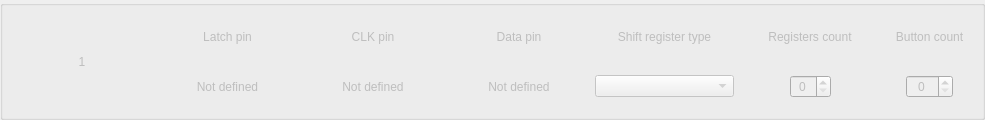
Before: the Qt Designer form src/widgets/shift-reg/shiftregisters.ui in anpeaco/FreeJoyXConfiguratorQt, drawn with Qt 5.
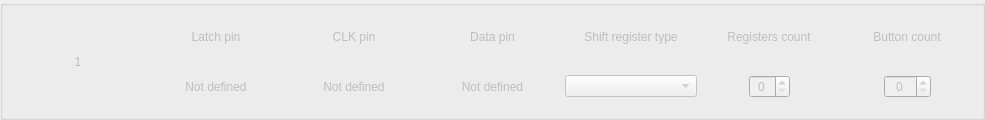
After: the same form once the commit is applied. Custom widgets are drawn as their Qt base class.

What changed in the file:
```diff
--- a/src/widgets/shift-reg/shiftregisters.ui
+++ b/src/widgets/shift-reg/shiftregisters.ui
@@ -40,7 +40,7 @@
      <property name="title">
       <string/>
      </property>
-     <layout class="QGridLayout" name="gridLayout" rowstretch="0,0" columnstretch="1,1,1,1,1,1,0" columnminimumwidth="0,0,0,0,0,0,0">
+     <layout class="QGridLayout" name="gridLayout" rowstretch="0,0" columnstretch="1,1,1,1,1,1,1" columnminimumwidth="0,0,0,0,0,0,0">
       <item row="1" column="1">
        <widget class="QLabel" name="label_LatchPin">
         <property name="enabled">
```
